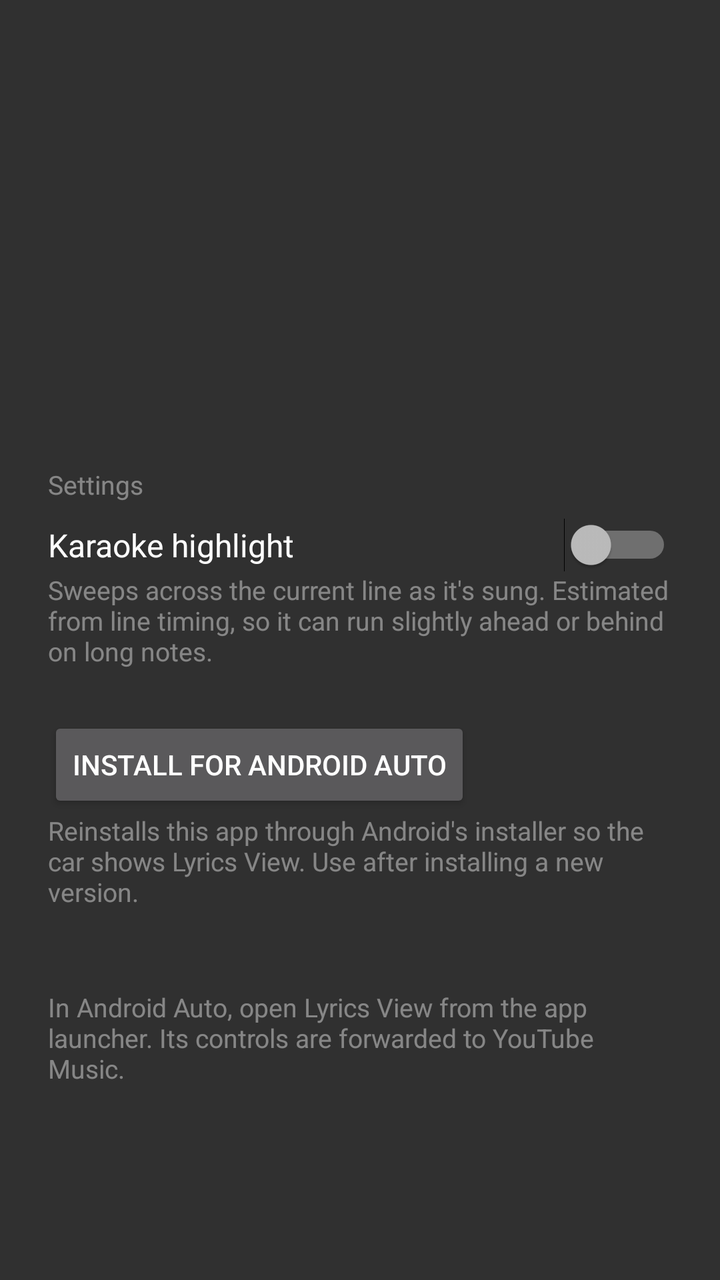
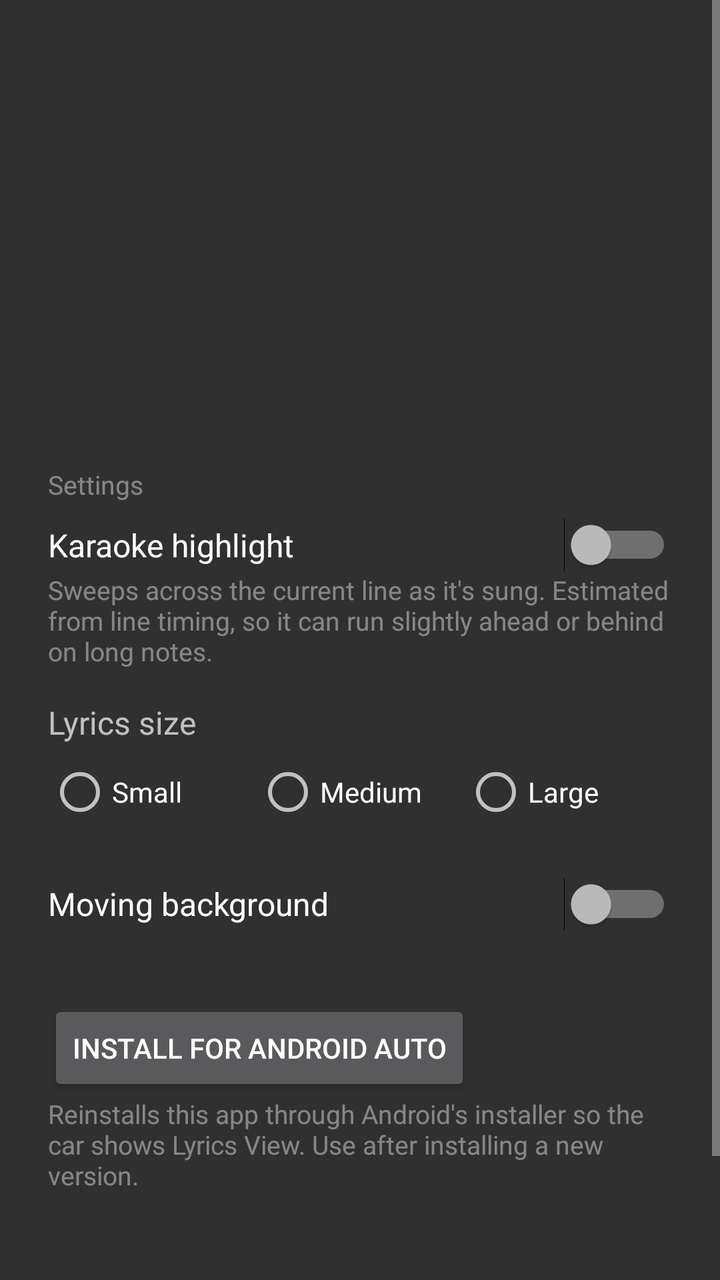

Compare the two renders of this Android layout. The source of the first and the diff that turns it into the second are given below.
<!-- AndroidManifest.xml: application theme android:Theme.Material -->
<!-- res/layout/activity_main.xml -->
<?xml version="1.0" encoding="utf-8"?>
<ScrollView xmlns:android="http://schemas.android.com/apk/res/android"
    android:layout_width="match_parent"
    android:layout_height="match_parent"
    android:fitsSystemWindows="true">

    <LinearLayout
        android:layout_width="match_parent"
        android:layout_height="wrap_content"
        android:orientation="vertical"
        android:padding="24dp">

        <LinearLayout
            android:id="@+id/access_card"
            android:layout_width="match_parent"
            android:layout_height="wrap_content"
            android:layout_marginBottom="24dp"
            android:orientation="vertical"
            android:visibility="gone">

            <TextView
                android:layout_width="match_parent"
                android:layout_height="wrap_content"
                android:text="@string/access_explainer"
                android:textSize="16sp" />

            <Button
                android:id="@+id/grant_access"
                android:layout_width="wrap_content"
                android:layout_height="wrap_content"
                android:layout_marginTop="12dp"
                android:text="@string/grant_access" />
        </LinearLayout>

        <TextView
            android:id="@+id/source"
            android:layout_width="match_parent"
            android:layout_height="wrap_content"
            android:alpha="0.6"
            android:textSize="13sp" />

        <TextView
            android:id="@+id/track"
            android:layout_width="match_parent"
            android:layout_height="wrap_content"
            android:layout_marginTop="8dp"
            android:textSize="18sp"
            android:textStyle="bold" />

        <TextView
            android:id="@+id/status"
            android:layout_width="match_parent"
            android:layout_height="wrap_content"
            android:alpha="0.6"
            android:textSize="14sp" />

        <TextView
            android:id="@+id/current_line"
            android:layout_width="match_parent"
            android:layout_height="wrap_content"
            android:layout_marginTop="32dp"
            android:textSize="28sp"
            android:textStyle="bold" />

        <TextView
            android:id="@+id/next_line"
            android:layout_width="match_parent"
            android:layout_height="wrap_content"
            android:layout_marginTop="12dp"
            android:alpha="0.5"
            android:textSize="20sp" />

        <LinearLayout
            android:id="@+id/warning_row"
            android:layout_width="match_parent"
            android:layout_height="wrap_content"
            android:layout_marginTop="24dp"
            android:gravity="center_vertical"
            android:orientation="horizontal"
            android:visibility="gone">

            <TextView
                android:layout_width="0dp"
                android:layout_height="wrap_content"
                android:layout_weight="1"
                android:text="@string/timing_warning"
                android:textColor="#FFFFB74D"
                android:textSize="14sp" />

            <Button
                android:id="@+id/dismiss_warning"
                style="?android:attr/borderlessButtonStyle"
                android:layout_width="wrap_content"
                android:layout_height="wrap_content"
                android:text="@string/timing_dismiss" />
        </LinearLayout>

        <LinearLayout
            android:id="@+id/sync_section"
            android:layout_width="match_parent"
            android:layout_height="wrap_content"
            android:layout_marginTop="24dp"
            android:orientation="vertical"
            android:visibility="gone">

            <TextView
                android:layout_width="match_parent"
                android:layout_height="wrap_content"
                android:alpha="0.6"
                android:text="@string/sync_title"
                android:textSize="13sp" />

            <TextView
                android:id="@+id/sync_value"
                android:layout_width="match_parent"
                android:layout_height="wrap_content"
                android:layout_marginTop="4dp"
                android:textSize="18sp"
                android:textStyle="bold" />

            <LinearLayout
                android:layout_width="match_parent"
                android:layout_height="wrap_content"
                android:layout_marginTop="8dp"
                android:orientation="horizontal">

                <Button
                    android:id="@+id/sync_earlier"
                    android:layout_width="0dp"
                    android:layout_height="wrap_content"
                    android:layout_weight="1"
                    android:text="@string/sync_earlier" />

                <Button
                    android:id="@+id/sync_later"
                    android:layout_width="0dp"
                    android:layout_height="wrap_content"
                    android:layout_weight="1"
                    android:text="@string/sync_later" />

                <Button
                    android:id="@+id/sync_reset"
                    android:layout_width="0dp"
                    android:layout_height="wrap_content"
                    android:layout_weight="1"
                    android:text="@string/sync_reset" />
            </LinearLayout>

            <TextView
                android:layout_width="match_parent"
                android:layout_height="wrap_content"
                android:layout_marginTop="4dp"
                android:alpha="0.6"
                android:text="@string/sync_hint"
                android:textSize="13sp" />
        </LinearLayout>

        <TextView
            android:layout_width="match_parent"
            android:layout_height="wrap_content"
            android:layout_marginTop="32dp"
            android:alpha="0.6"
            android:text="@string/settings_title"
            android:textSize="13sp" />

        <Switch
            android:id="@+id/karaoke_switch"
            android:layout_width="match_parent"
            android:layout_height="wrap_content"
            android:layout_marginTop="8dp"
            android:text="@string/karaoke_title"
            android:textSize="16sp" />

        <TextView
            android:layout_width="match_parent"
            android:layout_height="wrap_content"
            android:alpha="0.6"
            android:text="@string/karaoke_summary"
            android:textSize="13sp" />

        <Button
            android:id="@+id/aa_install"
            android:layout_width="wrap_content"
            android:layout_height="wrap_content"
            android:layout_marginTop="24dp"
            android:text="@string/aa_install_button" />

        <TextView
            android:layout_width="match_parent"
            android:layout_height="wrap_content"
            android:alpha="0.6"
            android:text="@string/aa_install_summary"
            android:textSize="13sp" />

        <LinearLayout
            android:id="@+id/error_section"
            android:layout_width="match_parent"
            android:layout_height="wrap_content"
            android:layout_marginTop="32dp"
            android:orientation="vertical"
            android:visibility="gone">

            <TextView
                android:layout_width="match_parent"
                android:layout_height="wrap_content"
                android:text="@string/last_error_title"
                android:textColor="#FFFF8A80"
                android:textSize="13sp" />

            <TextView
                android:id="@+id/error_text"
                android:layout_width="match_parent"
                android:layout_height="wrap_content"
                android:layout_marginTop="4dp"
                android:fontFamily="monospace"
                android:textIsSelectable="true"
                android:textSize="11sp" />

            <Button
                android:id="@+id/clear_error"
                style="?android:attr/borderlessButtonStyle"
                android:layout_width="wrap_content"
                android:layout_height="wrap_content"
                android:text="@string/clear_error" />
        </LinearLayout>

        <TextView
            android:layout_width="match_parent"
            android:layout_height="wrap_content"
            android:layout_marginTop="40dp"
            android:alpha="0.6"
            android:text="@string/aa_hint"
            android:textSize="13sp" />
    </LinearLayout>
</ScrollView>
<!-- resources referenced by this layout -->
<resources>
  <string name="aa_hint">In Android Auto, open Lyrics View from the app launcher. Its controls are forwarded to YouTube Music.</string>
  <string name="aa_install_button">Install for Android Auto</string>
  <string name="aa_install_summary">Reinstalls this app through Android\'s installer so the car shows Lyrics View. Use after installing a new version.</string>
  <string name="access_explainer">AA Lyrics needs notification access to see what YouTube Music is playing. It doesn\'t read your notifications.</string>
  <string name="clear_error">Clear</string>
  <string name="grant_access">Grant notification access</string>
  <string name="karaoke_summary">Sweeps across the current line as it\'s sung. Estimated from line timing, so it can run slightly ahead or behind on long notes.</string>
  <string name="karaoke_title">Karaoke highlight</string>
  <string name="last_error_title">Last error (press and hold to copy, send it to me)</string>
  <string name="settings_title">Settings</string>
  <string name="sync_earlier">Earlier</string>
  <string name="sync_hint">Lyrics too early? Tap Later · Too late? Tap Earlier</string>
  <string name="sync_later">Later</string>
  <string name="sync_reset">Reset</string>
  <string name="sync_title">Lyrics timing for this song</string>
  <string name="timing_dismiss">Dismiss</string>
  <string name="timing_warning">Lyrics timing may be off for this version</string>
</resources>

<!-- the commit's change to res/layout/activity_main.xml (unified diff, before → after) -->
@@ -178,6 +178,49 @@
             android:text="@string/karaoke_summary"
             android:textSize="13sp" />
 
+        <TextView
+            android:layout_width="match_parent"
+            android:layout_height="wrap_content"
+            android:layout_marginTop="16dp"
+            android:text="@string/lyrics_size_title"
+            android:textSize="16sp" />
+
+        <RadioGroup
+            android:id="@+id/lyrics_size"
+            android:layout_width="match_parent"
+            android:layout_height="wrap_content"
+            android:orientation="horizontal">
+
+            <RadioButton
+                android:id="@+id/size_small"
+                android:layout_width="0dp"
+                android:layout_height="48dp"
+                android:layout_weight="1"
+                android:text="@string/size_small" />
+
+            <RadioButton
+                android:id="@+id/size_medium"
+                android:layout_width="0dp"
+                android:layout_height="48dp"
+                android:layout_weight="1"
+                android:text="@string/size_medium" />
+
+            <RadioButton
+                android:id="@+id/size_large"
+                android:layout_width="0dp"
+                android:layout_height="48dp"
+                android:layout_weight="1"
+                android:text="@string/size_large" />
+        </RadioGroup>
+
+        <Switch
+            android:id="@+id/moving_background_switch"
+            android:layout_width="match_parent"
+            android:layout_height="48dp"
+            android:layout_marginTop="8dp"
+            android:text="@string/moving_background_title"
+            android:textSize="16sp" />
+
         <Button
             android:id="@+id/aa_install"
             android:layout_width="wrap_content"
<!-- resource entries referenced after the edit -->
@@ -9,7 +9,12 @@
   <string name="karaoke_summary">Sweeps across the current line as it\'s sung. Estimated from line timing, so it can run slightly ahead or behind on long notes.</string>
   <string name="karaoke_title">Karaoke highlight</string>
   <string name="last_error_title">Last error (press and hold to copy, send it to me)</string>
+  <string name="lyrics_size_title">Lyrics size</string>
+  <string name="moving_background_title">Moving background</string>
   <string name="settings_title">Settings</string>
+  <string name="size_large">Large</string>
+  <string name="size_medium">Medium</string>
+  <string name="size_small">Small</string>
   <string name="sync_earlier">Earlier</string>
   <string name="sync_hint">Lyrics too early? Tap Later · Too late? Tap Earlier</string>
   <string name="sync_later">Later</string>
